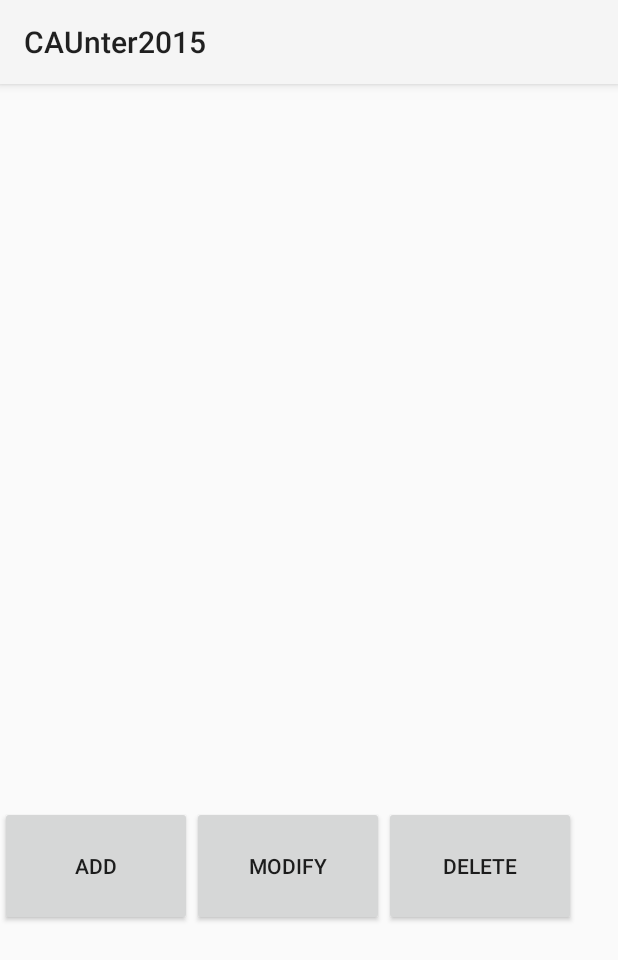
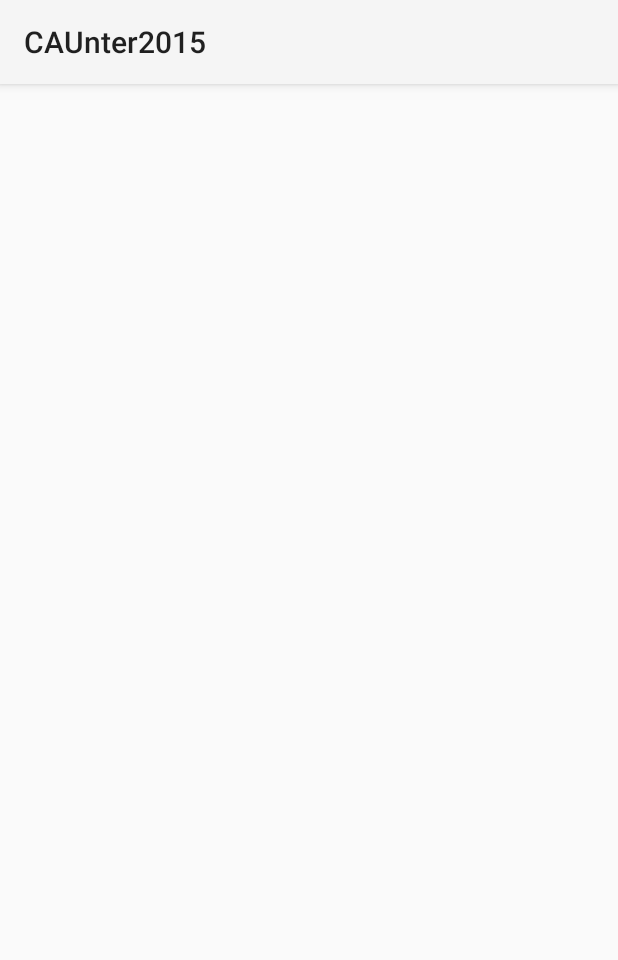
Before and after one commit to Nerrtica/CAUnter2015, an Android app: the layout activity_register.xml on its own in the app's theme, with its tools: preview values and no code run, on a phone screen of 412 x 824 dp. Shown: the top 960 px of the screen. Run offline under Robolectric (Android 15) with nearby library versions, the phone set to English and light mode, and no system bars.

Commit message:
상품 등록 페이지 xml 코드 수정

```diff
--- a/app/src/main/res/layout/activity_register.xml
+++ b/app/src/main/res/layout/activity_register.xml
@@ -1,46 +1,19 @@
 <?xml version="1.0" encoding="utf-8"?>
 <LinearLayout xmlns:android="http://schemas.android.com/apk/res/android"
-    android:orientation="vertical" android:layout_width="match_parent"
-    android:layout_height="match_parent"
-    android:weightSum="1"
-    android:baselineAligned="false">
+    xmlns:tools="http://schemas.android.com/tools" android:layout_width="match_parent"
+    android:layout_height="match_parent" android:paddingLeft="@dimen/activity_horizontal_margin"
+    android:paddingRight="@dimen/activity_horizontal_margin"
+    android:paddingTop="@dimen/activity_vertical_margin"
+    android:paddingBottom="@dimen/activity_vertical_margin" tools:context=".MainActivity"
+    android:padding="0dp">
 
-    <ListView
-        android:layout_width="match_parent"
-        android:layout_height="420dp"
-        android:id="@+id/productList"
-        android:layout_weight="0.23"
-        android:layout_margin="0dp" />
-
-    <LinearLayout
-        android:orientation="horizontal"
-        android:layout_width="match_parent"
-        android:layout_height="80dp"
-        android:layout_weight="0"
-        android:layout_marginBottom="0dp"
-        android:layout_marginLeft="0dp"
+    <ExpandableListView
+        android:id="@+id/product_expandable_list_view"
+        android:layout_height="fill_parent"
+        android:layout_width="fill_parent"
+        android:layout_centerInParent="true"
         android:layout_margin="0dp"
-        android:layout_marginTop="0dp"
-        android:layout_marginRight="0dp">
-
-        <Button
-            android:layout_width="128dp"
-            android:layout_height="match_parent"
-            android:text="ADD"
-            android:id="@+id/addButton" />
-
-        <Button
-            android:layout_width="128dp"
-            android:layout_height="match_parent"
-            android:text="MODIFY"
-            android:id="@+id/modifyButton" />
-
-        <Button
-            android:layout_width="128dp"
-            android:layout_height="match_parent"
-            android:text="DELETE"
-            android:id="@+id/deleteButton" />
-
-    </LinearLayout>
+        android:clickable="true"
+        android:padding="0dp"></ExpandableListView>
 
 </LinearLayout>
```
